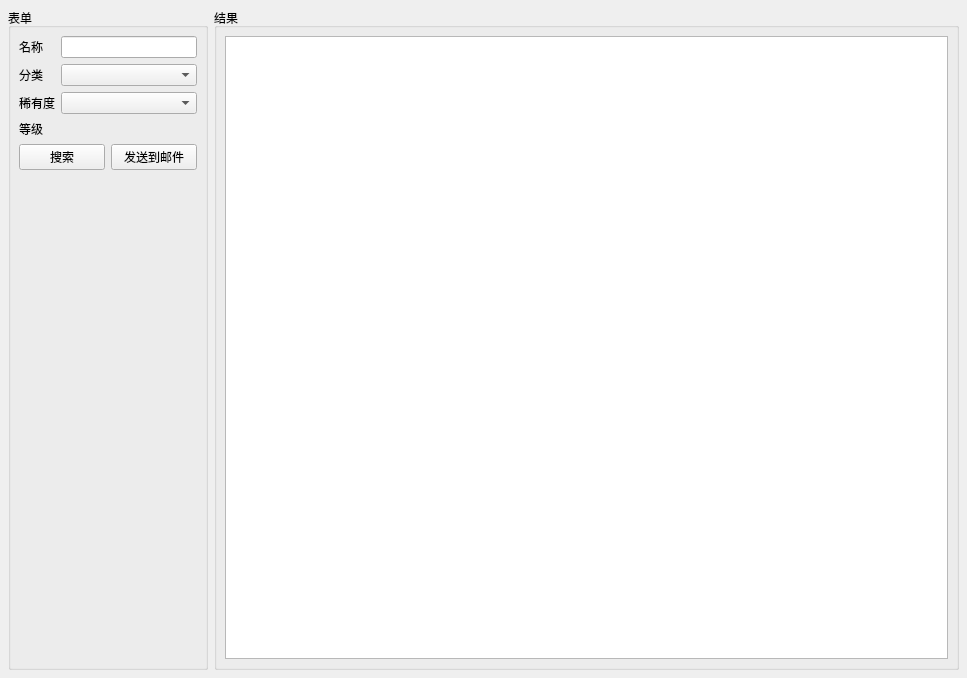
Above: ui/components/stackable_search/stackable_search.ui from evrins/dnf-gm-tool before the change. Below: the same form after it.
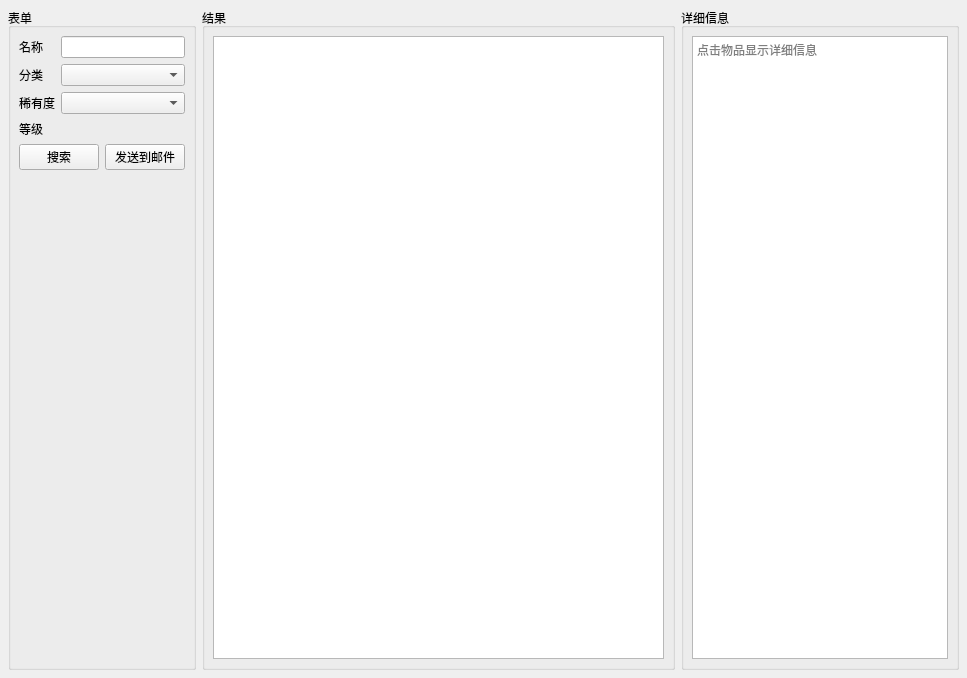
That is the form after the change. Custom widgets are drawn as their Qt base class.

Commit message: refactor: show item detail in separate view

```diff
--- a/ui/components/stackable_search/stackable_search.ui
+++ b/ui/components/stackable_search/stackable_search.ui
@@ -36,13 +36,13 @@
      </property>
      <property name="minimumSize">
       <size>
-       <width>200</width>
+       <width>0</width>
        <height>0</height>
       </size>
      </property>
      <property name="maximumSize">
       <size>
-       <width>200</width>
+       <width>16777215</width>
        <height>16777215</height>
       </size>
      </property>
@@ -178,6 +178,55 @@
      </layout>
     </widget>
    </item>
+   <item>
+    <widget class="QGroupBox" name="detail_groupbox">
+     <property name="baseSize">
+      <size>
+       <width>240</width>
+       <height>0</height>
+      </size>
+     </property>
+     <property name="title">
+      <string>详细信息</string>
+     </property>
+     <layout class="QVBoxLayout" name="verticalLayout_2">
+      <property name="leftMargin">
+       <number>8</number>
+      </property>
+      <property name="topMargin">
+       <number>8</number>
+      </property>
+      <property name="rightMargin">
+       <number>8</number>
+      </property>
+      <property name="bottomMargin">
+       <number>8</number>
+      </property>
+      <item>
+       <widget class="QTextEdit" name="detail_text_edit">
+        <property name="sizePolicy">
+         <sizepolicy hsizetype="Fixed" vsizetype="Expanding">
+          <horstretch>0</horstretch>
+          <verstretch>0</verstretch>
+         </sizepolicy>
+        </property>
+        <property name="baseSize">
+         <size>
+          <width>240</width>
+          <height>0</height>
+         </size>
+        </property>
+        <property name="readOnly">
+         <bool>true</bool>
+        </property>
+        <property name="placeholderText">
+         <string>点击物品显示详细信息</string>
+        </property>
+       </widget>
+      </item>
+     </layout>
+    </widget>
+   </item>
   </layout>
  </widget>
  <customwidgets>
```
Left out of the diff: 8 changed lines with no effect on the pictures. The commit also changes 2 other files.
